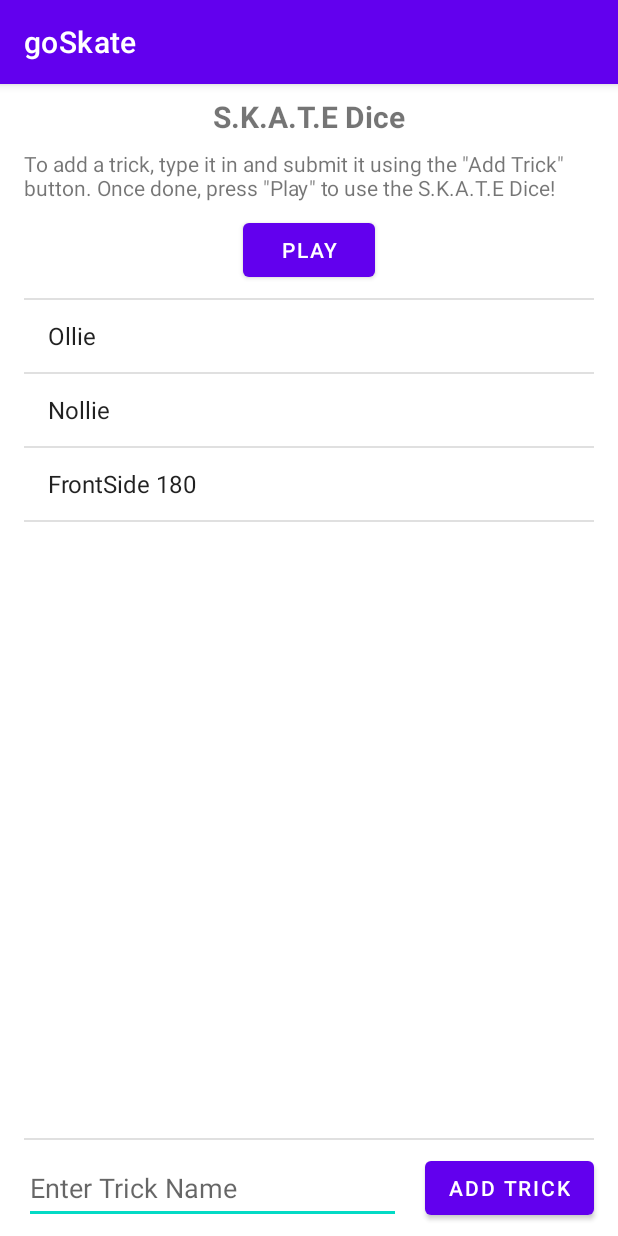
After one commit to AlanWu888/goSkate-App, an Android app: the fragment CustomTricksFragment shown on its own in the app's theme, on a phone screen of 412 x 824 dp. The commit adds this screen. Run offline under Robolectric (Android 15) with nearby library versions, the phone set to English and light mode, and no system bars.

Commit message:
changed custom game fragments

```diff
--- a/app/src/main/java/com/example/goskate/CustomGameActivity.java
+++ b/app/src/main/java/com/example/goskate/CustomGameActivity.java
@@ -48,6 +48,6 @@ public class CustomGameActivity extends AppCompatActivity {
         //getSupportFragmentManager().beginTransaction().add(R.id.custom_game_container, new AddTricksFragment()).commit();
 
         FragmentTransaction fragmentTransaction = getSupportFragmentManager().beginTransaction();
-        fragmentTransaction.add(R.id.custom_game_container, new AddTricksFragment()).commit();
+        fragmentTransaction.add(R.id.custom_game_container, new CustomTricksFragment()).commit();
     }
 }
--- /dev/null
+++ b/app/src/main/java/com/example/goskate/CustomTricksFragment.java
@@ -0,0 +1,40 @@
+package com.example.goskate;
+
+import android.os.Bundle;
+import android.view.LayoutInflater;
+import android.view.View;
+import android.view.ViewGroup;
+import android.widget.ArrayAdapter;
+import android.widget.ListView;
+
+import androidx.fragment.app.Fragment;
+
+import java.util.List;
+
+public class CustomTricksFragment extends Fragment {
+
+    public CustomTricksFragment() {
+        // Required empty constructor
+    }
+
+    @Override
+    public View onCreateView(LayoutInflater inflater, ViewGroup container,
+                             Bundle savedInstanceState) {
+        View view = inflater.inflate(R.layout.fragment_custom_tricks, container, false);
+
+        String[] menuItems = {"Ollie", "Nollie", "FrontSide 180"};
+
+        ListView listView = (ListView)view.findViewById(R.id.listView_tricks);
+
+        ArrayAdapter<String> listViewAdapter = new ArrayAdapter<String>(
+                getActivity(),
+                android.R.layout.simple_list_item_1,
+                menuItems
+        );
+
+        listView.setAdapter(listViewAdapter);
+
+
+        return view;
+    }
+}
--- /dev/null
+++ b/app/src/main/res/layout/fragment_custom_tricks.xml
@@ -0,0 +1,107 @@
+<?xml version="1.0" encoding="utf-8"?>
+<FrameLayout xmlns:android="http://schemas.android.com/apk/res/android"
+    xmlns:app="http://schemas.android.com/apk/res-auto"
+    xmlns:tools="http://schemas.android.com/tools"
+    android:layout_width="match_parent"
+    android:layout_height="match_parent"
+    tools:context=".CustomTricksFragment">
+
+    <androidx.constraintlayout.widget.ConstraintLayout
+        android:layout_width="match_parent"
+        android:layout_height="match_parent">
+
+        <TextView
+            android:id="@+id/lbl_diceTitle"
+            android:layout_width="wrap_content"
+            android:layout_height="wrap_content"
+            android:layout_marginTop="8dp"
+            android:text="S.K.A.T.E Dice"
+            android:textAlignment="center"
+            android:textSize="20sp"
+            android:textStyle="bold"
+            app:layout_constraintEnd_toEndOf="parent"
+            app:layout_constraintStart_toStartOf="parent"
+            app:layout_constraintTop_toTopOf="parent" />
+
+        <TextView
+            android:id="@+id/txt_instructions"
+            android:layout_width="0dp"
+            android:layout_height="wrap_content"
+            android:layout_marginStart="16dp"
+            android:layout_marginTop="8dp"
+            android:layout_marginEnd="16dp"
+            android:text="To add a trick, type it in and submit it using the &quot;Add Trick&quot; button. Once done, press &quot;Play&quot; to use the S.K.A.T.E Dice!"
+            app:layout_constraintEnd_toEndOf="parent"
+            app:layout_constraintStart_toStartOf="parent"
+            app:layout_constraintTop_toBottomOf="@+id/lbl_diceTitle" />
+
+        <Button
+            android:id="@+id/btn_play"
+            android:layout_width="wrap_content"
+            android:layout_height="0dp"
+            android:layout_marginTop="8dp"
+            android:text="Play"
+            app:layout_constraintEnd_toEndOf="parent"
+            app:layout_constraintStart_toStartOf="parent"
+            app:layout_constraintTop_toBottomOf="@+id/txt_instructions" />
+
+        <View
+            android:id="@+id/divider"
+            android:layout_width="match_parent"
+            android:layout_height="1dp"
+            android:layout_marginStart="16dp"
+            android:layout_marginTop="8dp"
+            android:layout_marginEnd="16dp"
+            android:background="?android:attr/listDivider"
+            app:layout_constraintEnd_toEndOf="parent"
+            app:layout_constraintStart_toStartOf="parent"
+            app:layout_constraintTop_toBottomOf="@+id/btn_play" />
+
+        <EditText
+            android:id="@+id/edit_trickName"
+            android:layout_width="0dp"
+            android:layout_height="48dp"
+            android:layout_marginStart="16dp"
+            android:layout_marginEnd="16dp"
+            android:layout_marginBottom="8dp"
+            android:ems="10"
+            android:hint="Enter Trick Name"
+            android:inputType="textPersonName"
+            app:layout_constraintBottom_toBottomOf="parent"
+            app:layout_constraintEnd_toStartOf="@+id/btn_addTrick"
+            app:layout_constraintStart_toStartOf="parent" />
+
+        <Button
+            android:id="@+id/btn_addTrick"
+            android:layout_width="wrap_content"
+            android:layout_height="0dp"
+            android:layout_marginEnd="16dp"
+            android:layout_marginBottom="8dp"
+            android:text="Add Trick"
+            app:layout_constraintBottom_toBottomOf="parent"
+            app:layout_constraintEnd_toEndOf="parent" />
+
+        <View
+            android:id="@+id/divider2"
+            android:layout_width="0dp"
+            android:layout_height="1dp"
+            android:layout_marginStart="16dp"
+            android:layout_marginEnd="16dp"
+            android:layout_marginBottom="8dp"
+            android:background="?android:attr/listDivider"
+            app:layout_constraintBottom_toTopOf="@+id/edit_trickName"
+            app:layout_constraintEnd_toEndOf="parent"
+            app:layout_constraintStart_toStartOf="parent" />
+
+        <ListView
+            android:id="@+id/listView_tricks"
+            android:layout_width="0dp"
+            android:layout_height="0dp"
+            android:layout_marginStart="16dp"
+            android:layout_marginEnd="16dp"
+            app:layout_constraintBottom_toTopOf="@+id/divider2"
+            app:layout_constraintEnd_toEndOf="parent"
+            app:layout_constraintStart_toStartOf="parent"
+            app:layout_constraintTop_toBottomOf="@+id/divider" />
+    </androidx.constraintlayout.widget.ConstraintLayout>
+</FrameLayout>
```
Also changed, not shown: app/src/main/java/com/example/goskate/AddTricksFragment.java (deleted, +0 -78 lines), app/src/main/res/layout/fragment_add_tricks.xml (deleted, +0 -104 lines).
